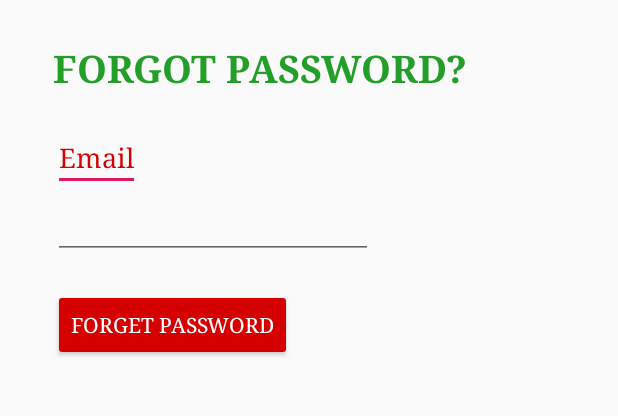
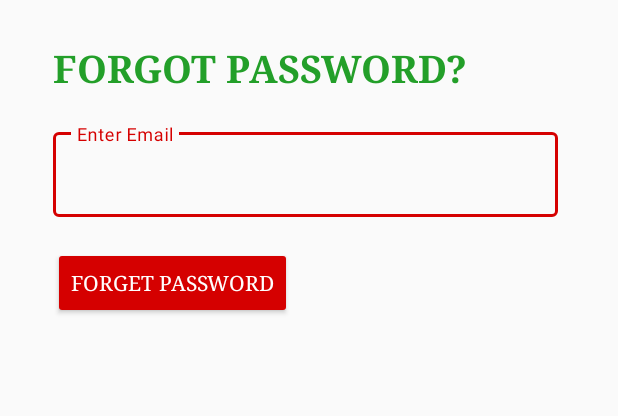
Before and after one commit to Bilal-Technolligence/EmergencyServices, an Android app: the ForgetPassword screen opened directly, with no data from a screen before it, on a phone screen of 412 x 824 dp, the part 504-920 px from its top. Run offline under Robolectric (Android 15) with nearby library versions, the phone set to English and light mode, and no system bars; our stand-ins replace Firebase (no records; nobody signed in at launch, a user with empty details on screens opened directly).

```diff
--- a/app/src/main/java/com/example/emergencyservices/FirbaseAuthenticationClass.java
+++ b/app/src/main/java/com/example/emergencyservices/FirbaseAuthenticationClass.java
@@ -43,6 +43,7 @@ public class FirbaseAuthenticationClass extends AppCompatActivity {
                             reference.child(uid).addListenerForSingleValueEvent(new ValueEventListener() {
                                 @Override
                                 public void onDataChange(@NonNull DataSnapshot dataSnapshot) {
+                                    if(dataSnapshot.exists()){
                                     String cat = dataSnapshot.child("category").getValue().toString();
                                     if(cat.equals("User")){
                                         activity.startActivity(new Intent(activity, VictumHelpActivity.class));
@@ -56,7 +57,7 @@ public class FirbaseAuthenticationClass extends AppCompatActivity {
                                         progressDialog.dismiss();
                                     }
 
-                                }
+                                }else{progressDialog.dismiss();}}
 
                                 @Override
                                 public void onCancelled(@NonNull DatabaseError databaseError) {
--- a/app/src/main/res/layout/activity_forget_password.xml
+++ b/app/src/main/res/layout/activity_forget_password.xml
@@ -40,22 +40,25 @@
         android:textColor="@color/backgroucndGreen"
         android:textSize="25dp"
         android:textStyle="bold" />
-    <EditText
-        android:layout_width="wrap_content"
+    <com.google.android.material.textfield.TextInputLayout
+        android:layout_width="match_parent"
+        android:layout_marginTop="20dp"
+        android:layout_marginRight="40dp"
+        android:layout_marginLeft="35dp"
         android:layout_height="wrap_content"
-        android:layout_marginLeft="35dp"
-        android:layout_marginTop="20dp"
-        android:fontFamily="serif"
-        android:textColor="@color/colorRed"
-        android:text="Email"
-        />
-    <EditText
-        android:id="@+id/txtForgetPassword"
-        android:layout_width="wrap_content"
-        android:layout_height="wrap_content"
-        android:inputType="textEmailAddress"
-        android:layout_marginLeft="35dp"
-        android:ems="10"/>
+        style="@style/Widget.MaterialComponents.TextInputLayout.OutlinedBox"
+        android:hint="Enter Email"
+        app:boxStrokeColor="@color/colorRed"
+        android:textColorHint="@color/colorRed">
+        <com.google.android.material.textfield.TextInputEditText
+            android:id="@+id/txtForgetPassword"
+            android:inputType="textEmailAddress"
+            android:textColor="@color/colorBlack"
+            android:layout_width="match_parent"
+            android:layout_height="wrap_content">
+
+        </com.google.android.material.textfield.TextInputEditText>
+    </com.google.android.material.textfield.TextInputLayout>
     <Button
         android:id="@+id/btnForget"
         android:layout_width="wrap_content"
--- a/app/src/main/res/layout/activity_login.xml
+++ b/app/src/main/res/layout/activity_login.xml
@@ -76,7 +76,7 @@
         android:layout_marginLeft="40dp"
         android:layout_marginBottom="20dp"
 
-        android:text="Log in as Victum">
+        android:text="Log in as Victim">
 
     </com.google.android.material.button.MaterialButton>
             <com.google.android.material.button.MaterialButton
--- a/app/src/main/res/layout/activity_rescue.xml
+++ b/app/src/main/res/layout/activity_rescue.xml
@@ -12,13 +12,13 @@
         <LinearLayout
             android:layout_width="match_parent"
             android:layout_height="wrap_content"
-            android:layout_marginBottom="70dp"
+            android:layout_marginBottom="100dp"
             android:orientation="vertical">
 
             <androidx.recyclerview.widget.RecyclerView
                 android:id="@+id/nList"
                 android:layout_width="match_parent"
-                android:layout_height="550dp"
+                android:layout_height="520dp"
                 android:layout_above="@+id/navigationView"
                 android:layout_alignParentEnd="true"
                 android:layout_marginEnd="0dp"
@@ -29,7 +29,7 @@
                 android:layout_width="match_parent"
                 android:layout_height="60dp"
                 android:layout_marginLeft="15dp"
-                android:layout_marginTop="10dp"
+                android:layout_marginTop="0dp"
                 android:layout_marginRight="15dp"
                 android:layout_marginBottom="0dp"
                 android:padding="10dp"
```
Also changed, not shown: app/src/main/java/com/example/emergencyservices/DonateBlood.java (+34 -1 lines), app/src/main/res/layout/activity_donate_blood.xml (+42 -0 lines).
